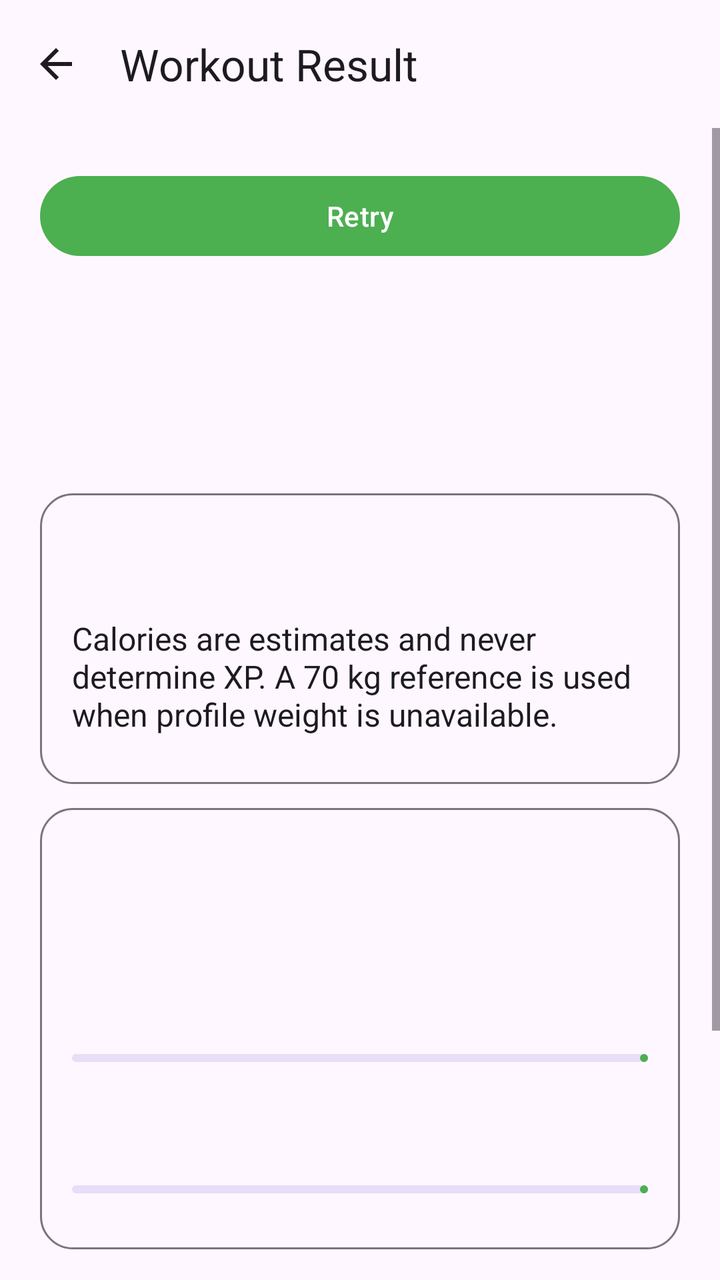
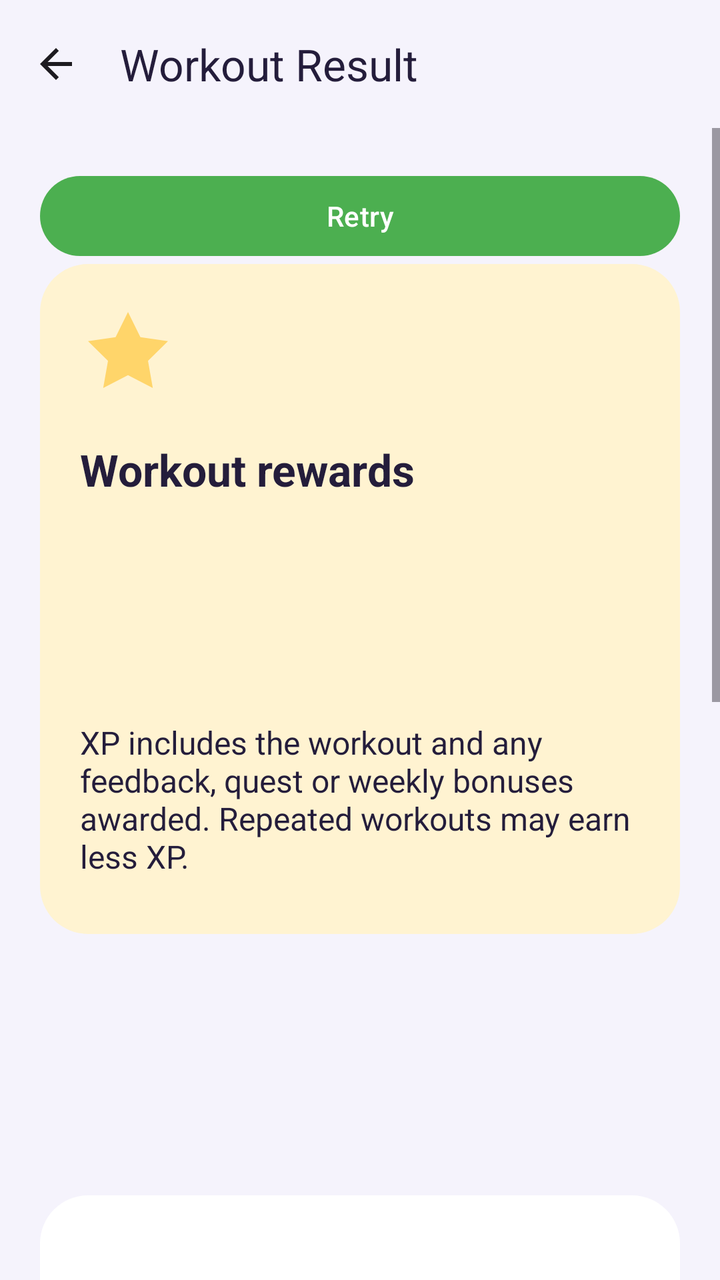

Before-and-after screenshots of an Android layout around one commit, followed by the original layout XML and the change that was made.
<!-- AndroidManifest.xml: application theme Theme.FitnessBalance -->
<!-- res/layout/activity_workout_result.xml -->
<?xml version='1.0' encoding='utf-8'?>
<LinearLayout
    xmlns:android="http://schemas.android.com/apk/res/android"
    xmlns:app="http://schemas.android.com/apk/res-auto"
    android:id="@+id/exRoot"
    android:layout_width="match_parent"
    android:layout_height="match_parent"
    android:orientation="vertical"
    android:background="?android:attr/colorBackground">
    <com.google.android.material.appbar.MaterialToolbar
        android:id="@+id/exToolbar"
        android:layout_width="match_parent"
        android:layout_height="wrap_content"
        android:minHeight="?attr/actionBarSize"
        app:navigationIcon="@drawable/ic_arrow_back"
        app:navigationContentDescription="@string/back"
        app:title="@string/ex_result" />
    <ScrollView
        android:layout_width="match_parent"
        android:layout_height="0dp"
        android:layout_weight="1"
        android:fillViewport="true">
        <LinearLayout
            android:layout_width="match_parent"
            android:layout_height="wrap_content"
            android:orientation="vertical"
            android:padding="@dimen/exercise_spacing">
            <ProgressBar
                android:id="@+id/exLoading"
                android:layout_width="48dp"
                android:layout_height="48dp"
                android:layout_gravity="center_horizontal"
                android:contentDescription="@string/ex_loading"
                android:visibility="gone" />
            <TextView
                android:id="@+id/exStatus"
                style="@style/ExerciseBody"
                android:accessibilityLiveRegion="polite"
                android:visibility="gone" />
            <com.google.android.material.button.MaterialButton
                android:id="@+id/exRetry"
                style="@style/ExerciseButton"
                android:text="@string/ex_retry" />
            <LinearLayout
                android:id="@+id/exContent"
                android:layout_width="match_parent"
                android:layout_height="wrap_content"
                android:orientation="vertical">
                <TextView
                    android:id="@+id/exResultTitle"
                    style="@style/ExerciseHeading" />
                <TextView
                    android:id="@+id/exLessonName"
                    style="@style/ExerciseHeading" />
                <LinearLayout style="@style/ExercisePanel">
                    <TextView
                        android:id="@+id/exResultStats"
                        style="@style/ExerciseBody" />
                    <TextView
                        android:id="@+id/exCaloriesNote"
                        style="@style/ExerciseBody"
                        android:text="@string/ex_calories_note" />
                </LinearLayout>
                <LinearLayout style="@style/ExercisePanel">
                    <TextView
                        android:id="@+id/exLevel"
                        style="@style/ExerciseHeading" />
                    <TextView
                        android:id="@+id/exXp"
                        style="@style/ExerciseBody" />
                    <com.google.android.material.progressindicator.LinearProgressIndicator
                        android:id="@+id/exXpBar"
                        android:layout_width="match_parent"
                        android:layout_height="wrap_content"
                        android:layout_marginVertical="12dp"
                        android:max="100" />
                    <TextView
                        android:id="@+id/exMomentum"
                        style="@style/ExerciseBody" />
                    <com.google.android.material.progressindicator.LinearProgressIndicator
                        android:id="@+id/exMomentumBar"
                        android:layout_width="match_parent"
                        android:layout_height="wrap_content"
                        android:layout_marginVertical="12dp"
                        android:max="100" />
                </LinearLayout>
                <TextView
                    android:id="@+id/exUnlocks"
                    style="@style/ExerciseBody" />
                <TextView
                    android:id="@+id/exApplicationProgress"
                    style="@style/ExerciseBody"
                    android:text="@string/ex_app_progress" />
                <com.google.android.material.button.MaterialButton
                    android:id="@+id/exContinue"
                    style="@style/ExerciseButton"
                    android:text="@string/ex_continue" />
            </LinearLayout>
        </LinearLayout>
    </ScrollView>
</LinearLayout>
<!-- resources referenced by this layout -->
<resources>
  <dimen name="exercise_spacing">20dp</dimen>
  <string name="back">Back</string>
  <string name="ex_app_progress">Levels and stars represent application progress, not medical or physical ability.</string>
  <string name="ex_calories_note">Calories are estimates and never determine XP. A 70 kg reference is used when profile weight is unavailable.</string>
  <string name="ex_continue">Continue</string>
  <string name="ex_loading">Loading your exercise space…</string>
  <string name="ex_result">Workout Result</string>
  <string name="ex_retry">Retry</string>
  <style name="ExerciseButton" parent="Widget.Material3.Button">
          <item name="android:layout_width">match_parent</item>
          <item name="android:layout_height">wrap_content</item>
          <item name="android:minHeight">48dp</item>
      </style>
  <style name="ExerciseHeading" parent="ExerciseBody">
          <item name="android:textSize">22sp</item>
          <item name="android:textStyle">bold</item>
          <item name="android:layout_marginTop">12dp</item>
      </style>
  <style name="Theme.FitnessBalance" parent="Base.Theme.FitnessBalance" />
  <!-- drawable exercise_panel (drawable) -->
  <shape xmlns:android="http://schemas.android.com/apk/res/android"><solid android:color="?attr/colorSurface"/><stroke android:width="1dp" android:color="?attr/colorOutline"/><corners android:radius="16dp"/></shape>
  <color name="primary_color">#4CAF50</color>
  <color name="white">#FFFFFFFF</color>
  <color name="purple_500">#FF6200EE</color>
  <!-- unchanged entries left out for length: 4 -->
</resources>

<!-- the commit's change to res/layout/activity_workout_result.xml (unified diff, before → after) -->
@@ -6,7 +6,7 @@
     android:layout_width="match_parent"
     android:layout_height="match_parent"
     android:orientation="vertical"
-    android:background="?android:attr/colorBackground">
+    android:background="@color/gm_canvas">
     <com.google.android.material.appbar.MaterialToolbar
         android:id="@+id/exToolbar"
         android:layout_width="match_parent"
@@ -14,7 +14,7 @@
         android:minHeight="?attr/actionBarSize"
         app:navigationIcon="@drawable/ic_arrow_back"
         app:navigationContentDescription="@string/back"
-        app:title="@string/ex_result" />
+        app:title="@string/ex_result" app:titleTextColor="@color/gm_ink" android:background="@color/gm_canvas" />
     <ScrollView
         android:layout_width="match_parent"
         android:layout_height="0dp"
@@ -34,7 +34,7 @@
                 android:visibility="gone" />
             <TextView
                 android:id="@+id/exStatus"
-                style="@style/ExerciseBody"
+                style="@style/RewardBody"
                 android:accessibilityLiveRegion="polite"
                 android:visibility="gone" />
             <com.google.android.material.button.MaterialButton
@@ -46,39 +46,47 @@
                 android:layout_width="match_parent"
                 android:layout_height="wrap_content"
                 android:orientation="vertical">
+                <LinearLayout style="@style/RewardPanel" android:background="@drawable/reward_panel_gold">
+                    <ImageView android:layout_width="48dp" android:layout_height="48dp" android:src="@drawable/ic_reward_star" android:importantForAccessibility="no" />
+                    <TextView style="@style/RewardHeading" android:text="@string/gm_earned" />
+                    <TextView android:id="@+id/exRewardXp" style="@style/RewardHeading" />
+                    <TextView android:id="@+id/exRewardStars" style="@style/RewardBody" />
+                    <TextView style="@style/RewardBody" android:text="@string/gm_reward_note" />
+                </LinearLayout>
                 <TextView
                     android:id="@+id/exResultTitle"
-                    style="@style/ExerciseHeading" />
+                    style="@style/RewardHeading" />
                 <TextView
                     android:id="@+id/exLessonName"
-                    style="@style/ExerciseHeading" />
-                <LinearLayout style="@style/ExercisePanel">
+                    style="@style/RewardHeading" />
+                <LinearLayout style="@style/RewardPanel">
                     <TextView
                         android:id="@+id/exResultStats"
-                        style="@style/ExerciseBody" />
+                        style="@style/RewardBody" />
                     <TextView
                         android:id="@+id/exCaloriesNote"
-                        style="@style/ExerciseBody"
+                        style="@style/RewardBody"
                         android:text="@string/ex_calories_note" />
                 </LinearLayout>
-                <LinearLayout style="@style/ExercisePanel">
+                <LinearLayout style="@style/RewardPanel" android:background="@drawable/reward_panel_xp">
+                    <TextView style="@style/RewardBody" android:textColor="#FFFFFFFF" android:text="@string/gm_your_progress" />
                     <TextView
                         android:id="@+id/exLevel"
-                        style="@style/ExerciseHeading" />
+                        style="@style/RewardHeading" android:textColor="#FFFFFFFF" />
                     <TextView
                         android:id="@+id/exXp"
-                        style="@style/ExerciseBody" />
+                        style="@style/RewardBody" android:textColor="#FFFFFFFF" />
                     <com.google.android.material.progressindicator.LinearProgressIndicator
-                        android:id="@+id/exXpBar"
+                        android:id="@+id/exXpBar" app:indicatorColor="@color/gm_gold" app:trackColor="@color/gm_track" app:trackThickness="8dp" app:trackCornerRadius="4dp"
                         android:layout_width="match_parent"
                         android:layout_height="wrap_content"
                         android:layout_marginVertical="12dp"
                         android:max="100" />
                     <TextView
                         android:id="@+id/exMomentum"
-                        style="@style/ExerciseBody" />
+                        style="@style/RewardBody" android:textColor="#FFFFFFFF" />
                     <com.google.android.material.progressindicator.LinearProgressIndicator
-                        android:id="@+id/exMomentumBar"
+                        android:id="@+id/exMomentumBar" app:indicatorColor="@color/gm_gold" app:trackColor="@color/gm_track" app:trackThickness="8dp"
                         android:layout_width="match_parent"
                         android:layout_height="wrap_content"
                         android:layout_marginVertical="12dp"
@@ -86,10 +94,10 @@
                 </LinearLayout>
                 <TextView
                     android:id="@+id/exUnlocks"
-                    style="@style/ExerciseBody" />
+                    style="@style/RewardBody" />
                 <TextView
                     android:id="@+id/exApplicationProgress"
-                    style="@style/ExerciseBody"
+                    style="@style/RewardBody"
                     android:text="@string/ex_app_progress" />
                 <com.google.android.material.button.MaterialButton
                     android:id="@+id/exContinue"
<!-- resource entries referenced after the edit -->
@@ -1,6 +1,16 @@
 <!-- resources referenced by this layout -->
 <resources>
+  <color name="gm_canvas">#F5F3FC</color>
+  <color name="gm_gold">#FFD56A</color>
+  <color name="gm_ink">#241D3B</color>
+  <color name="gm_track">#C9B4E7</color>
   <dimen name="exercise_spacing">20dp</dimen>
+  <!-- drawable ic_reward_star (drawable) -->
+  <vector xmlns:android="http://schemas.android.com/apk/res/android" android:width="48dp" android:height="48dp" android:viewportWidth="24" android:viewportHeight="24"><path android:fillColor="#FFD56A" android:pathData="M12,2l3.1,6.3 6.9,1 -5,4.9 1.2,6.8L12,17.8 5.8,21 7,14.2 2,9.3l6.9,-1z"/></vector>
+  <!-- drawable reward_panel_gold (drawable) -->
+  <shape xmlns:android="http://schemas.android.com/apk/res/android"><solid android:color="@color/gm_gold_soft"/><corners android:radius="24dp"/><padding android:left="20dp" android:top="20dp" android:right="20dp" android:bottom="20dp"/></shape>
+  <!-- drawable reward_panel_xp (drawable) -->
+  <shape xmlns:android="http://schemas.android.com/apk/res/android"><gradient android:startColor="#56319C" android:endColor="#793EC5" android:angle="0"/><corners android:radius="24dp"/></shape>
   <string name="back">Back</string>
   <string name="ex_app_progress">Levels and stars represent application progress, not medical or physical ability.</string>
   <string name="ex_calories_note">Calories are estimates and never determine XP. A 70 kg reference is used when profile weight is unavailable.</string>
@@ -8,19 +18,29 @@
   <string name="ex_loading">Loading your exercise space…</string>
   <string name="ex_result">Workout Result</string>
   <string name="ex_retry">Retry</string>
+  <string name="gm_earned">Workout rewards</string>
+  <string name="gm_reward_note">XP includes the workout and any feedback, quest or weekly bonuses awarded. Repeated workouts may earn less XP.</string>
+  <string name="gm_your_progress">Your progress</string>
   <style name="ExerciseButton" parent="Widget.Material3.Button">
           <item name="android:layout_width">match_parent</item>
           <item name="android:layout_height">wrap_content</item>
           <item name="android:minHeight">48dp</item>
       </style>
+  <style name="RewardBody" parent="ExerciseBody"><item name="android:textColor">@color/gm_ink</item></style>
+  <style name="RewardHeading" parent="ExerciseHeading"><item name="android:textColor">@color/gm_ink</item></style>
+  <style name="RewardPanel" parent="ExercisePanel"><item name="android:background">@drawable/reward_panel_surface</item><item name="android:padding">20dp</item><item name="android:layout_marginBottom">16dp</item></style>
   <style name="ExerciseHeading" parent="ExerciseBody">
           <item name="android:textSize">22sp</item>
           <item name="android:textStyle">bold</item>
           <item name="android:layout_marginTop">12dp</item>
       </style>
+  <!-- drawable reward_panel_surface (drawable) -->
+  <shape xmlns:android="http://schemas.android.com/apk/res/android"><solid android:color="@color/gm_surface"/><corners android:radius="24dp"/><padding android:left="20dp" android:top="20dp" android:right="20dp" android:bottom="20dp"/></shape>
   <style name="Theme.FitnessBalance" parent="Base.Theme.FitnessBalance" />
+  <color name="gm_gold_soft">#FFF3D1</color>
   <!-- drawable exercise_panel (drawable) -->
   <shape xmlns:android="http://schemas.android.com/apk/res/android"><solid android:color="?attr/colorSurface"/><stroke android:width="1dp" android:color="?attr/colorOutline"/><corners android:radius="16dp"/></shape>
+  <color name="gm_surface">#FFFFFF</color>
   <color name="primary_color">#4CAF50</color>
   <color name="white">#FFFFFFFF</color>
   <color name="purple_500">#FF6200EE</color>
